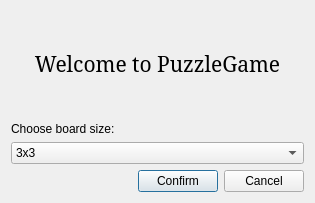
First picture: the form in welcomedialog.ui, repository munaibalhelali/PuzzleGame_using_Qt, before the edit.
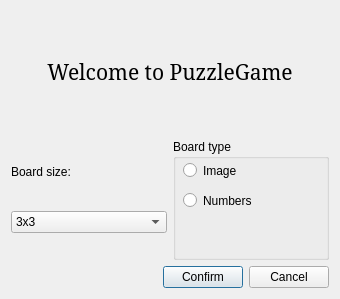
Second picture: the form after the edit.

Commit message: added image mode

The edit to the form file:
```diff
--- a/welcomedialog.ui
+++ b/welcomedialog.ui
@@ -6,14 +6,14 @@
    <rect>
     <x>0</x>
     <y>0</y>
-    <width>315</width>
-    <height>203</height>
+    <width>340</width>
+    <height>299</height>
    </rect>
   </property>
   <property name="windowTitle">
    <string>Welcome to PuzzleGame</string>
   </property>
-  <layout class="QVBoxLayout" name="verticalLayout">
+  <layout class="QVBoxLayout" name="verticalLayout_2">
    <item>
     <widget class="QLabel" name="label">
      <property name="font">
@@ -31,6 +31,10 @@
     </widget>
    </item>
    <item>
+    <layout class="QHBoxLayout" name="horizontalLayout_2">
+     <item>
+      <layout class="QVBoxLayout" name="verticalLayout">
+       <item>
     <widget class="QLabel" name="label_2">
      <property name="sizePolicy">
       <sizepolicy hsizetype="Preferred" vsizetype="Fixed">
@@ -39,7 +43,7 @@
       </sizepolicy>
      </property>
      <property name="text">
-      <string>Choose board size: </string>
+          <string>Board size: </string>
      </property>
     </widget>
    </item>
@@ -86,6 +90,43 @@
       </property>
      </item>
     </widget>
+       </item>
+      </layout>
+     </item>
+     <item>
+      <widget class="QGroupBox" name="groupBox">
+       <property name="title">
+        <string>Board type</string>
+       </property>
+       <widget class="QRadioButton" name="imageRadioButton">
+        <property name="geometry">
+         <rect>
+          <x>10</x>
+          <y>20</y>
+          <width>112</width>
+          <height>23</height>
+         </rect>
+        </property>
+        <property name="text">
+         <string>Image</string>
+        </property>
+       </widget>
+       <widget class="QRadioButton" name="numbersRadioButton">
+        <property name="geometry">
+         <rect>
+          <x>10</x>
+          <y>50</y>
+          <width>112</width>
+          <height>23</height>
+         </rect>
+        </property>
+        <property name="text">
+         <string>Numbers</string>
+        </property>
+       </widget>
+      </widget>
+     </item>
+    </layout>
    </item>
    <item>
     <layout class="QHBoxLayout" name="horizontalLayout">
```
Lines whose indentation alone changed are shown as unchanged. The commit also changes 6 other files.
